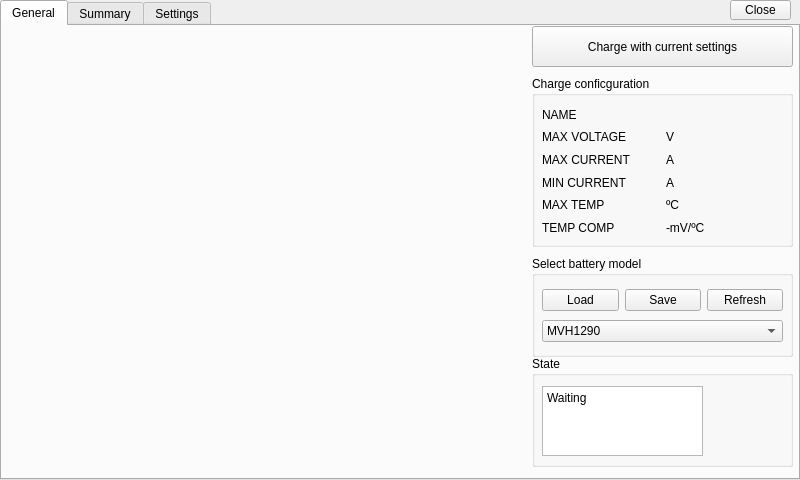
Old version of the form form.ui in the repository SFLACUEVA/AppQT.
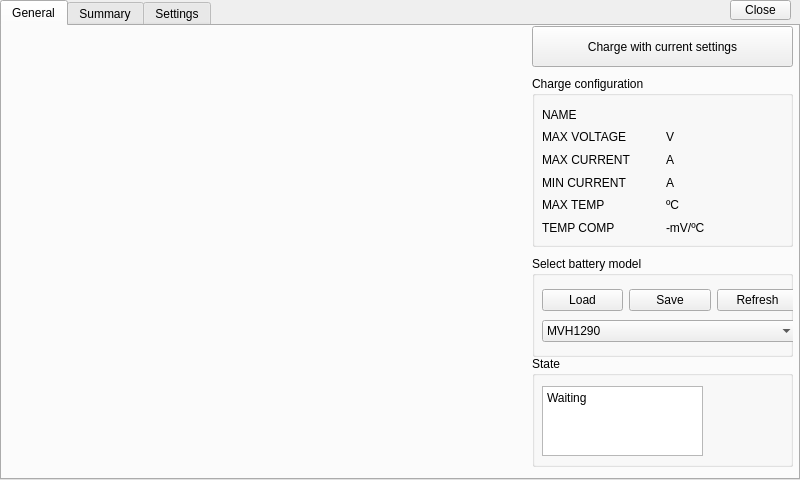
New version of the form.

Diff of the .ui file:
```diff
--- a/form.ui
+++ b/form.ui
@@ -77,7 +77,7 @@
        </rect>
       </property>
       <property name="title">
-       <string>Charge conficguration</string>
+       <string>Charge configuration</string>
       </property>
       <widget class="QWidget" name="horizontalLayoutWidget_3">
        <property name="geometry">
@@ -233,7 +233,7 @@
         <rect>
          <x>10</x>
          <y>30</y>
-         <width>241</width>
+         <width>256</width>
          <height>61</height>
         </rect>
        </property>
```
Left out of the diff: 2 changed lines with no effect on the pictures.
